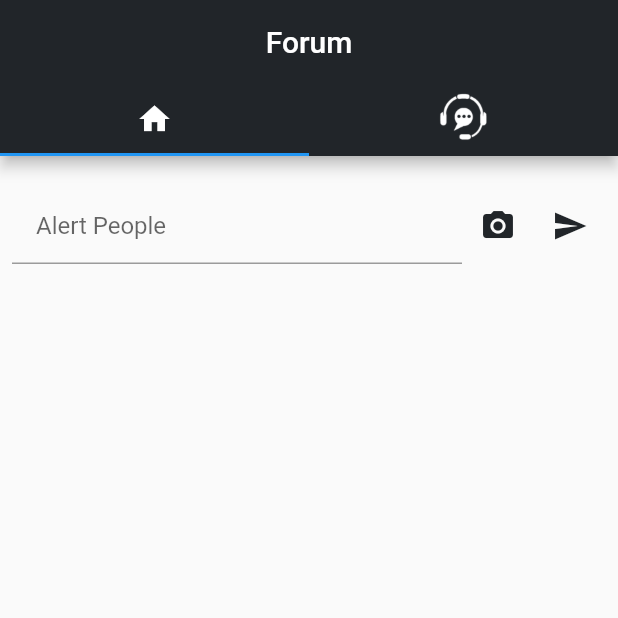
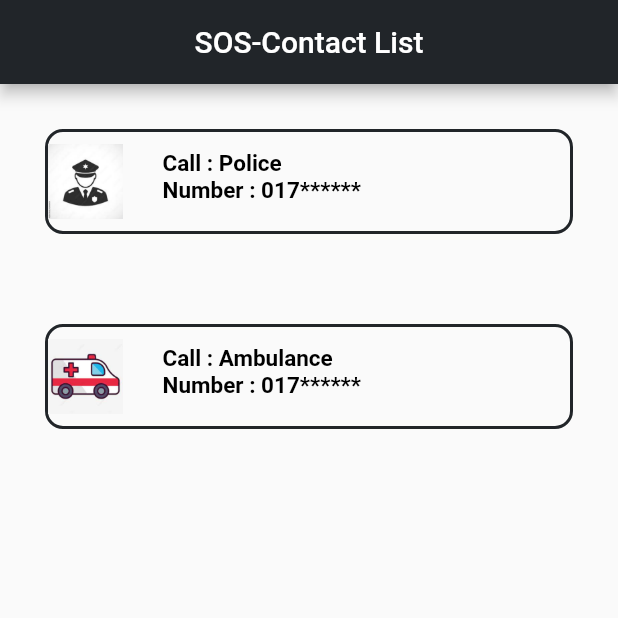
Before and after one commit to shaeakh/FlutterProject_FireBase_Chatapp, a Flutter app: the screen it shows after launch, on a phone screen of 412 x 824 dp, the top half of it. Run offline on Flutter 3.47's test engine with Material 2 defaults, Android fonts, the phone set to English and light mode, and no system bars; our stand-ins replace audioplayers, cloud_firestore, firebase_core, firebase_storage, geolocator, google_maps_flutter and 1 more; accounts and stored records are empty; Roboto replaces fonts that are missing (Space grotesk).

Commit message:
last working version

```diff
--- a/lib/main.dart
+++ b/lib/main.dart
@@ -1,6 +1,7 @@
 import 'package:firebase_core/firebase_core.dart';
 import 'package:flutter/material.dart';
 import 'package:flutterproject_firebase_chatapp/firebase_options.dart';
+import 'package:flutterproject_firebase_chatapp/screens/SOS.dart';
 import 'package:flutterproject_firebase_chatapp/screens/auth_screen.dart';
 import 'package:flutterproject_firebase_chatapp/screens/chat_screen.dart';
 import 'package:flutterproject_firebase_chatapp/screens/alert.dart';
@@ -36,11 +37,13 @@
           ),
         ),
       ),
-      //home: ChatScreen(),
+      //home: ChatScreen
+      // (),
       //home: NeonLights(),
-      home: Forum(),
+      //home: Forum(),
       //home:  GglMap(title: 'gglmap',),
       //home: Standby(),
+      home: SOSpage(),
     );
   }
 }
--- /dev/null
+++ b/lib/screens/SOS.dart
@@ -0,0 +1,33 @@
+import 'package:flutter/material.dart';
+import 'package:flutterproject_firebase_chatapp/widgets/auth/auth_form.dart';
+import 'package:flutterproject_firebase_chatapp/widgets/SOS/Contacts.dart';
+
+class SOSpage extends StatefulWidget {
+  @override
+  _SOSpage createState() => _SOSpage();
+}
+
+class _SOSpage extends State<SOSpage> {
+  @override
+  Widget build(BuildContext context) {
+    return Scaffold(
+      appBar: AppBar(
+        title: Text('SOS-Contact List'),
+        centerTitle: true,
+        backgroundColor: Color(0xff212529),
+      ),
+      body: Scaffold(
+        body: Column(
+          children: [
+            Contacts('Police','017******'),
+            Contacts('Ambulance','017******'),
+            //Contacts('FireService','017******'),
+            //Contacts('Help Center','017******'),
+            //Contacts('Animal Help','017******'),
+            //Contacts('Doctor','017******'),
+          ],
+        ),
+      ),
+    );
+  }
+}
--- a/lib/widgets/Forum/Status.dart
+++ b/lib/widgets/Forum/Status.dart
@@ -121,8 +121,6 @@ class Status extends StatelessWidget{
                 colors: [
                   Colors.transparent,
                   Color(0xff212529),
-                  Color(0xff000000),
-                  Color(0xff212529),
                   Colors.transparent,
                 ],
               ),
--- /dev/null
+++ b/lib/widgets/SOS/Contacts.dart
@@ -0,0 +1,98 @@
+import 'package:flutter/material.dart';
+import 'package:flutterproject_firebase_chatapp/widgets/auth/auth_form.dart';
+
+
+class Contacts extends StatefulWidget {
+  final String Name;
+  final String PhoneNumber;
+  Contacts(this.Name,this.PhoneNumber);
+  @override
+  _Contacts createState() => _Contacts(Name,PhoneNumber);
+}
+
+class _Contacts extends State<Contacts> {
+  final String Name;
+  final String PhoneNumber;
+  _Contacts(this.Name,this.PhoneNumber);
+
+  @override
+  Widget build(BuildContext context) {
+    String imagelink =  'assets/'+Name+'.jpg';
+    //print(imagelink);
+    final ScreenWeidth = MediaQuery.of(context).size.width;
+    final Screenheight = MediaQuery.of(context).size.height;
+    return GestureDetector(
+      onTap: (){},
+      child: Container(
+        decoration: BoxDecoration(
+          borderRadius: BorderRadius.circular(12),
+          border: Border.all(
+            color: Color(0xff212529), // Set the color you want for the outline
+            width: 2.0, // Set the width of the outline
+          ),
+
+        ),
+        width: ScreenWeidth-30,
+        height: 70,
+        margin:  EdgeInsets.symmetric(
+          vertical: 30,
+          horizontal: 30,
+        ),
+        child: Container(
+          child: Row(
+            children: [
+              Container(
+                child: Image.asset(
+                  //'assets/'+'Police'+'.jpg',
+                  //'assets/Police.jpg',
+                  imagelink,
+                  width: 50,
+                  height: 50,
+                ),
+              ),
+              Container(
+                child:Text( 'asaas',
+                  style: TextStyle(
+                    color: Colors.transparent,
+                    fontSize: 10, // Adjust this value to change the font size
+                    fontWeight: FontWeight.bold,
+                  ),
+                ),
+              ),
+              Container(
+                child: Column(
+                  crossAxisAlignment: CrossAxisAlignment.start,
+                  children: [
+                    Text( 'asdoi',
+                      style: TextStyle(
+                        color: Colors.transparent,
+                        fontSize: 10, // Adjust this value to change the font size
+                        fontWeight: FontWeight.bold,
+                      ),
+                    ),
+                    Text( 'Call : '+Name,
+                      style: TextStyle(
+                        color: Colors.black,
+                        fontSize: 15, // Adjust this value to change the font size
+                        fontWeight: FontWeight.bold,
+                      ),
+                    ),
+                    Text( 'Number : '+PhoneNumber,
+                      style: TextStyle(
+                        color: Colors.black,
+                        fontSize: 15, // Adjust this value to change the font size
+                        fontWeight: FontWeight.bold,
+                      ),
+                    ),
+
+                  ],
+                ),
+              ),
+            ],
+          ),
+        ),
+      ),
+
+    );
+  }
+}
--- a/pubspec.yaml
+++ b/pubspec.yaml
@@ -45,6 +45,8 @@ dependencies:
   cached_network_image: ^3.3.0
   intl: ^0.18.1
   geocoding: ^2.1.0
+  contacts_service: ^0.6.3
+  url_launcher: ^6.1.14
 
 dev_dependencies:
   flutter_test:
```
Also changed, not shown: assets/Ambulance.jpg (added), assets/Animal Help.jpg (added), assets/Doctor.jpg (added), assets/Police.jpg (added), assets/helpcenter - Copy.png (added), pubspec.lock, 2 other files.
